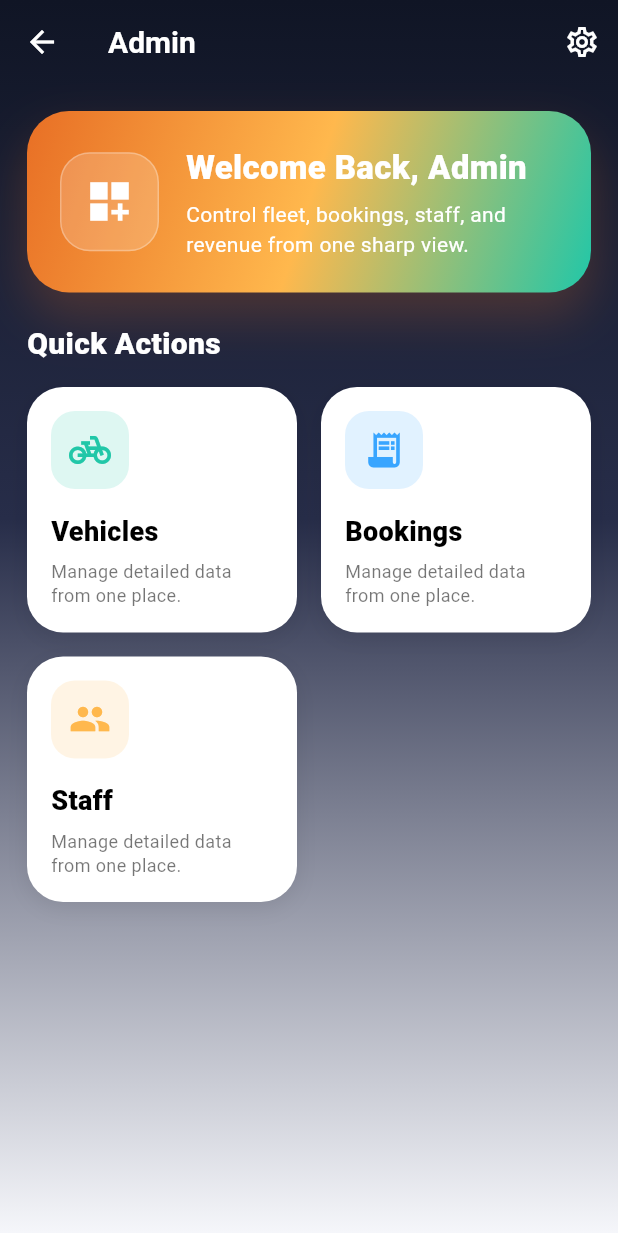
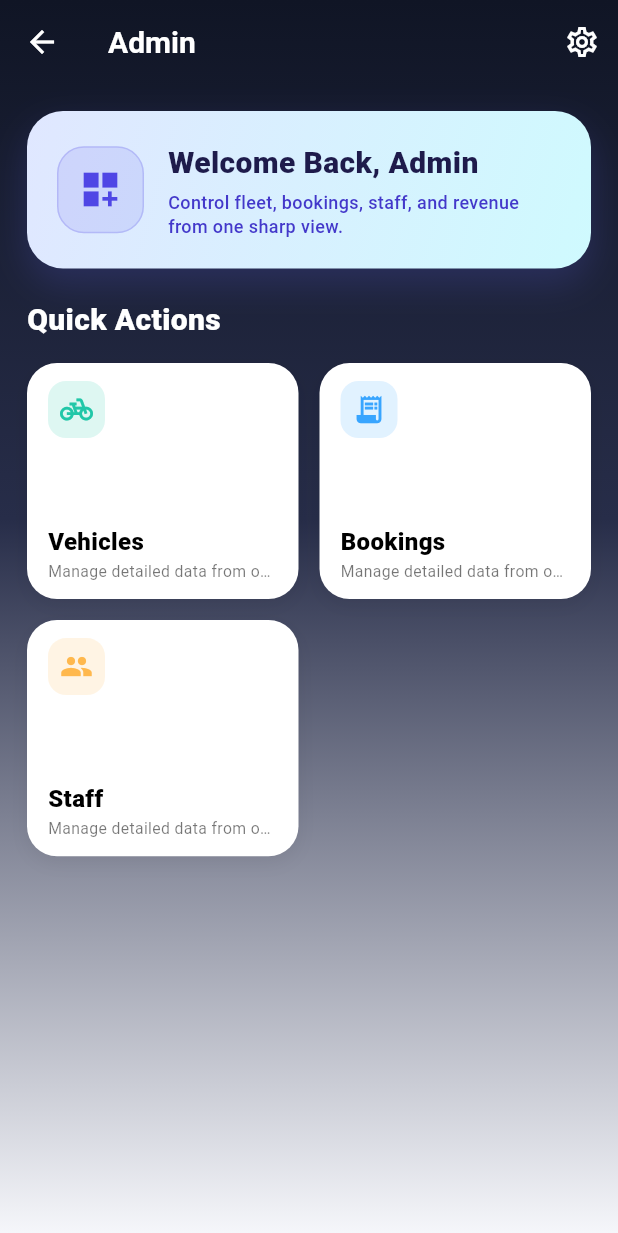
Before and after one commit to ChhabiJ02/Yatin-Bike-Rent, a Flutter app: the AdminDashboard screen opened directly, on a phone screen of 412 x 824 dp. Shown: the top 1233 px of the screen. Run offline on Flutter 3.47's test engine with Material 3 defaults, Android fonts, the phone set to English and light mode, and no system bars; our stand-ins replace cloud_firestore, firebase_auth, firebase_core, firebase_storage, flutter_image_compress, flutter_secure_storage and 4 more; missing offline and left inert: firebase_app_check; accounts and stored records are empty.

Commit message:
UI CHANGES IN ADMIN AND STAFF

```diff
--- a/lib/admin/admin_dashboard.dart
+++ b/lib/admin/admin_dashboard.dart
@@ -28,38 +28,43 @@ class AdminDashboard extends StatelessWidget {
           child: ListView(
             padding: const EdgeInsets.all(18),
             children: [
+              // 💡 Light & Attractive Gradient Welcome Card
               Container(
-                padding: const EdgeInsets.all(22),
+                padding: const EdgeInsets.all(20),
                 decoration: BoxDecoration(
-                  gradient: AppColors.heroGradient,
-                  borderRadius: BorderRadius.circular(28),
+                  gradient: const LinearGradient(
+                    colors: [Color(0xFFE0E7FF), Color(0xFFCFFAFE)], // Premium Light Indigo to Cyan
+                    begin: Alignment.topLeft,
+                    end: Alignment.bottomRight,
+                  ),
+                  borderRadius: BorderRadius.circular(24),
                   boxShadow: [
                     BoxShadow(
-                      color: AppColors.ember.withAlpha(60),
-                      blurRadius: 28,
-                      offset: const Offset(0, 16),
+                      color: const Color(0xFF6366F1).withOpacity(0.2),
+                      blurRadius: 20,
+                      offset: const Offset(0, 10),
                     ),
                   ],
                 ),
                 child: Row(
                   children: [
                     Container(
-                      height: 66,
-                      width: 66,
+                      height: 58,
+                      width: 58,
                       decoration: BoxDecoration(
-                        color: Colors.white.withAlpha(46),
-                        borderRadius: BorderRadius.circular(20),
+                        color: const Color(0xFF4F46E5).withOpacity(0.12),
+                        borderRadius: BorderRadius.circular(18),
                         border: Border.all(
-                          color: Colors.white.withAlpha(71),
+                          color: const Color(0xFF4F46E5).withOpacity(0.2),
                         ),
                       ),
                       child: const Icon(
                         Icons.dashboard_customize,
-                        color: Colors.white,
-                        size: 34,
+                        color: Color(0xFF4F46E5),
+                        size: 30,
                       ),
                     ),
-                    const SizedBox(width: 18),
+                    const SizedBox(width: 16),
                     Expanded(
                       child: Column(
                         crossAxisAlignment: CrossAxisAlignment.start,
@@ -69,21 +74,28 @@ class AdminDashboard extends StatelessWidget {
                             builder: (context, snapshot) {
                               final data = snapshot.data?.data();
                               final name = (data?['name'] as String?)?.trim();
-                              final display = name?.isNotEmpty == true ? 'Welcome Back, $name' : 'Welcome Back, Admin';
+                              final display = name?.isNotEmpty == true
+                                  ? 'Welcome Back, $name'
+                                  : 'Welcome Back, Admin';
                               return Text(
                                 display,
                                 style: const TextStyle(
-                                  fontSize: 22,
+                                  fontSize: 20,
                                   fontWeight: FontWeight.w900,
-                                  color: Colors.white,
+                                  color: Color(0xFF1E1B4B), // Premium Dark Slate
                                 ),
                               );
                             },
                           ),
-                          const SizedBox(height: 6),
+                          const SizedBox(height: 4),
                           const Text(
                             'Control fleet, bookings, staff, and revenue from one sharp view.',
-                            style: TextStyle(color: Colors.white, height: 1.45),
+                            style: TextStyle(
+                              color: Color(0xFF4338CA),
+                              fontSize: 12,
+                              height: 1.35,
+                              fontWeight: FontWeight.w500,
+                            ),
                           ),
                         ],
                       ),
@@ -93,7 +105,7 @@ class AdminDashboard extends StatelessWidget {
               ),
               const SizedBox(height: 20),
 
-              // Quick Actions
+              // Quick Actions Header
               const Text(
                 'Quick Actions',
                 style: TextStyle(
@@ -103,14 +115,15 @@ class AdminDashboard extends StatelessWidget {
                 ),
               ),
               const SizedBox(height: 14),
+
+              // 💡 Shorter Grid Cards (childAspectRatio: 1.15)
               GridView.count(
                 shrinkWrap: true,
                 physics: const NeverScrollableScrollPhysics(),
                 crossAxisCount: 2,
-                crossAxisSpacing: 16,
-                mainAxisSpacing: 16,
-                // 💡 Aspect Ratio ઓછો કર્યો જેથી કન્ટેન્ટ સમાઈ જાય અને ઓવરફ્લો ન થાય
-                childAspectRatio: 1.1,
+                crossAxisSpacing: 14,
+                mainAxisSpacing: 14,
+                childAspectRatio: 1.15, // 💡 આસ્પેક્ટ રેશિયો વધારવાથી કાર્ડ્સ નાના અને કોમ્પેક્ટ થઈ જશે
                 children: const [
                   _AdminCard(
                     title: 'Vehicles',
@@ -122,7 +135,7 @@ class AdminDashboard extends StatelessWidget {
                     title: 'Bookings',
                     icon: Icons.receipt_long,
                     color: AppColors.sky,
-                    route: const CustomerBookingsScreen(),
+                    route: CustomerBookingsScreen(),
                   ),
                   _AdminCard(
                     title: 'Staff',
@@ -157,14 +170,13 @@ class _AdminCard extends StatelessWidget {
   @override
   Widget build(BuildContext context) {
     return Container(
-      // 💡 પ્યોર સોલિડ વાઈટ (Solid White) કલર અને શેડો
       decoration: BoxDecoration(
         color: Colors.white,
-        borderRadius: BorderRadius.circular(24),
+        borderRadius: BorderRadius.circular(20),
         boxShadow: [
           BoxShadow(
-            color: Colors.black.withOpacity(0.08),
-            blurRadius: 12,
+            color: Colors.black.withOpacity(0.06),
+            blurRadius: 10,
             offset: const Offset(0, 4),
           ),
         ],
@@ -174,42 +186,55 @@ class _AdminCard extends StatelessWidget {
         child: InkWell(
           onTap: () {
             if (route != null) {
-              Navigator.of(context).push(MaterialPageRoute(builder: (_) => route!));
+              Navigator.of(context).push(
+                MaterialPageRoute(builder: (_) => route!),
+              );
             } else {
               ScaffoldMessenger.of(context).showSnackBar(
                 SnackBar(content: Text('$title management coming soon!')),
               );
             }
           },
-          borderRadius: BorderRadius.circular(24),
+          borderRadius: BorderRadius.circular(20),
           child: Padding(
-            padding: const EdgeInsets.all(16),
+            padding: const EdgeInsets.symmetric(horizontal: 14, vertical: 12),
             child: Column(
               crossAxisAlignment: CrossAxisAlignment.start,
+              mainAxisAlignment: MainAxisAlignment.spaceBetween,
               children: [
                 Container(
-                  padding: const EdgeInsets.all(12),
+                  padding: const EdgeInsets.all(8),
                   decoration: BoxDecoration(
                     color: color.withOpacity(0.15),
-                    borderRadius: BorderRadius.circular(16),
+                    borderRadius: BorderRadius.circular(12),
                   ),
-                  child: Icon(icon, size: 28, color: color),
+                  child: Icon(icon, size: 22, color: color),
                 ),
-                const Spacer(),
+                Column(
+                  crossAxisAlignment: CrossAxisAlignment.start,
+                  children: [
                     Text(
                       title,
                       style: const TextStyle(
-                    fontSize: 18,
+                        fontSize: 16,
                         fontWeight: FontWeight.w900,
-                    color: Colors.black, // વાઈટ કાર્ડ પર સ્પષ્ટ વંચાય તેવો ડાર્ક કલર
+                        color: Colors.black,
                       ),
+                      maxLines: 1,
+                      overflow: TextOverflow.ellipsis,
                     ),
-                const SizedBox(height: 6),
+                    const SizedBox(height: 2),
                     const Text(
                       'Manage detailed data from one place.',
-                  style: TextStyle(color: Colors.black54, fontSize: 12, height: 1.3),
-                  maxLines: 2,
+                      style: TextStyle(
+                        color: Colors.black54,
+                        fontSize: 10.5,
+                        height: 1.2,
+                      ),
+                      maxLines: 1,
                       overflow: TextOverflow.ellipsis,
+                    ),
+                  ],
                 ),
               ],
             ),
--- a/lib/app.dart
+++ b/lib/app.dart
@@ -2,6 +2,7 @@ import 'package:cloud_firestore/cloud_firestore.dart';
 import 'package:flutter/material.dart';
 import 'package:streetbike_rental/admin/admin_dashboard.dart';
 import 'package:streetbike_rental/customer/customer_dashboard.dart';
+import 'package:streetbike_rental/staff/staff_dashboard.dart';
 import 'package:streetbike_rental/screens/login_screen.dart';
 import 'package:streetbike_rental/services/auth_service.dart';
 import 'package:streetbike_rental/theme/app_theme.dart';
@@ -60,8 +61,10 @@ class RoleBasedRedirect extends StatelessWidget {
           final data = snapshot.data!.data() as Map<String, dynamic>;
           final role = data['role'] as String?;
 
-          if (role == 'Admin' || role == 'Staff') {
+          if (role == 'Admin') {
             return const AdminDashboard();
+          } else if (role == 'Staff') {
+            return const StaffDashboard();
           }
         }
         // Default to customer dashboard if role is not Admin/Staff or not set
--- a/lib/staff/staff_dashboard.dart
+++ b/lib/staff/staff_dashboard.dart
@@ -145,7 +145,7 @@ class _StaffDashboardState extends State<StaffDashboard> {
               ),
             ),
             SliverPadding(
-              padding: const EdgeInsets.fromLTRB(18, 16, 18, 32),
+              padding: const EdgeInsets.fromLTRB(18, 12, 18, 32),
               sliver: SliverToBoxAdapter(
                 child: _returnFilter == 'Recent Bookings'
                     ? StreamBuilder<QuerySnapshot<Map<String, dynamic>>>(
@@ -355,6 +355,7 @@ class _FilterHeaderDelegate extends SliverPersistentHeaderDelegate {
       padding: const EdgeInsets.symmetric(horizontal: 18, vertical: 8),
       child: Column(
         crossAxisAlignment: CrossAxisAlignment.start,
+        mainAxisAlignment: MainAxisAlignment.center,
         children: [
           SingleChildScrollView(
             scrollDirection: Axis.horizontal,
@@ -400,11 +401,12 @@ class _FilterHeaderDelegate extends SliverPersistentHeaderDelegate {
     );
   }
 
+  // 💡 Extent હાઇટ 120 કરી દીધી છે જેથી હવે ક્યારેય ઓવરફ્લો એરર નહીં આવે
   @override
-  double get maxExtent => 100;
+  double get maxExtent => 120;
 
   @override
-  double get minExtent => 100;
+  double get minExtent => 120;
 
   @override
   bool shouldRebuild(covariant _FilterHeaderDelegate oldDelegate) {
@@ -724,6 +726,7 @@ class _FilterChip extends StatelessWidget {
       selected: isSelected,
       selectedColor: AppColors.ember,
       backgroundColor: Colors.white,
+      padding: const EdgeInsets.symmetric(horizontal: 4, vertical: 2), // Compact padding
       shape: RoundedRectangleBorder(
         borderRadius: BorderRadius.circular(20),
         side: BorderSide(
```
Lines whose indentation alone changed are shown as unchanged.
